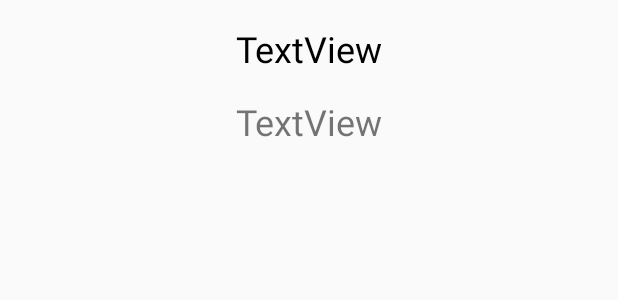
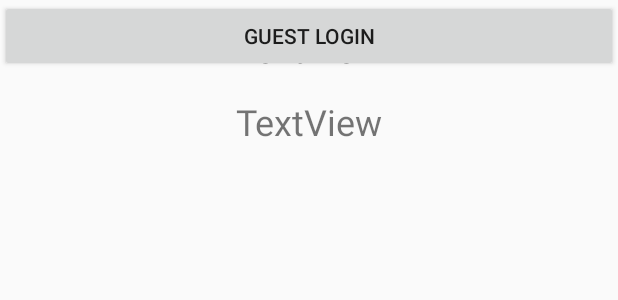
Before and after one commit to SauravC99/AgendaApp, an Android app: the layout activity_display_message.xml on its own in the app's theme, with its tools: preview values and no code run, on a phone screen of 412 x 824 dp. Shown: the top 300 px of the screen. Run offline under Robolectric (Android 15) with nearby library versions, the phone set to English and light mode, and no system bars.

Commit message:
XML create the Guest Login button
Guest button login and design

```diff
--- a/app/src/main/res/layout/activity_display_message.xml
+++ b/app/src/main/res/layout/activity_display_message.xml
@@ -30,4 +30,14 @@
         app:layout_constraintEnd_toEndOf="parent"
         app:layout_constraintStart_toStartOf="parent"
         app:layout_constraintTop_toBottomOf="@+id/textView" />
+
+
+    <Button
+        android:id="@+id/guestLogin"
+        android:layout_width="match_parent"
+        android:layout_height="wrap_content"
+        android:text="Guest Login"
+        tools:layout_editor_absoluteX="-27dp"
+        tools:layout_editor_absoluteY="168dp" />
+
 </androidx.constraintlayout.widget.ConstraintLayout>
```
